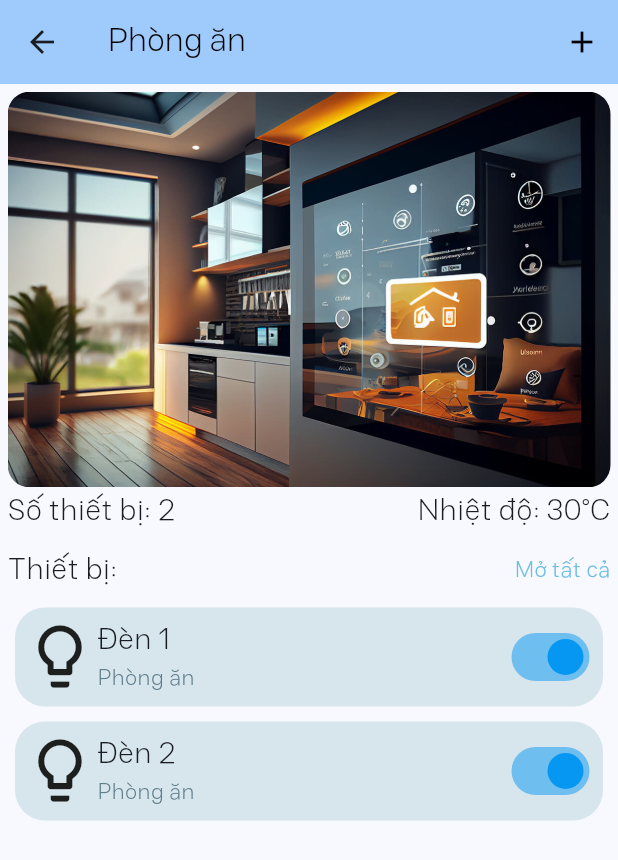
After one commit to vongola-le/DoAn_Nhung, a Flutter app: the screen it shows after launch, after a tap on "Phòng ăn", on a phone screen of 412 x 824 dp. The commit adds this screen. Shown: the top 860 px of the screen. Run offline on Flutter 3.47's test engine with Material 3 defaults, Android fonts, the light colour scheme and no system bars; our stand-ins replace carousel_slider.

Commit message:
update
Add room detail

```diff
--- a/DoAn/app_smart_house/lib/items/room_item.dart
+++ b/DoAn/app_smart_house/lib/items/room_item.dart
@@ -1,15 +1,22 @@
+import 'package:app_smart_house/model/room_detail.dart';
 import 'package:flutter/material.dart';
 
 // ignore: must_be_immutable
 class RoomItem extends StatelessWidget {
-  RoomItem({super.key, required this.name, this.sl = 0, this.tem = ""});
+  const RoomItem(
+      {super.key,
+      required this.name,
+      this.sl = 0,
+      this.tem = "",
+      required this.img});
   final name;
   final tem;
-  int sl;
+  final img;
+  final int sl;
   @override
   Widget build(BuildContext context) {
-    String tb1 = "Không có thiết bị nào đang được dùng";
-    String tb2 = "Có $sl thiết bị đang được sử dụng";
+    String tb1 = "Không có thiết bị";
+    String tb2 = "Có $sl thiết bị";
 
     return GestureDetector(
       child: Container(
@@ -21,14 +28,17 @@ class RoomItem extends StatelessWidget {
           padding: EdgeInsets.fromLTRB(0, 8, 0, 8),
           child: Column(
             children: [
-            ClipRRect(
+              Container(
+                height: 130,
+                child: ClipRRect(
                   borderRadius: BorderRadius.circular(20),
                   child: Image(
                     image: AssetImage(
-                  'assets/img/h1.jpg',
+                      img,
                     ),
-                fit: BoxFit.cover,
+                    fit: BoxFit.fill,
                     width: MediaQuery.of(context).size.width / 2,
+                  ),
                 ),
               ),
               Padding(
@@ -45,15 +55,31 @@ class RoomItem extends StatelessWidget {
                         Text(tem == "" ? tem : tem + "°C"),
                       ],
                     ),
+                    Row(
+                      children: [
                         Text(
                           sl != 0 ? tb2 : tb1,
                           style: TextStyle(color: Colors.blueGrey),
+                        ),
+                      ],
                     )
                   ],
-                ))
+                ),
+              )
             ],
           ),
         ),
-    ));
+      ),
+      onTap: () {
+        Navigator.popUntil(context, (route) => route.isFirst);
+        Navigator.push(
+          context,
+          MaterialPageRoute(
+            builder: (context) =>
+                RoomDetail(name: name, sl: sl, tem: tem, img: img),
+          ),
+        );
+      },
+    );
   }
 }
--- a/DoAn/app_smart_house/lib/model/home_screen.dart
+++ b/DoAn/app_smart_house/lib/model/home_screen.dart
@@ -58,10 +58,20 @@ class _HomeScreenState extends State<HomeScreen> {
                   name: "Phòng ăn",
                   tem: "30",
                   sl: 2,
+                  img: "assets/img/h1.jpg",
                 ),
-                RoomItem(name: "Phòng khách"),
-                RoomItem(name: "Phòng ngủ"),
-                RoomItem(name: "Phòng WC")
+                RoomItem(
+                  name: "Phòng khách",
+                  img: "assets/img/h3.jpg",
+                ),
+                RoomItem(
+                  name: "Phòng ngủ",
+                  img: "assets/img/h1.jpg",
+                ),
+                RoomItem(
+                  name: "Phòng WC",
+                  img: "assets/img/h2.jpg",
+                )
               ]),
           Padding(
             padding: EdgeInsets.fromLTRB(5, 5, 5, 0),
--- /dev/null
+++ b/DoAn/app_smart_house/lib/model/room_detail.dart
@@ -0,0 +1,110 @@
+import 'package:app_smart_house/items/device_item.dart';
+import 'package:flutter/material.dart';
+
+class RoomDetail extends StatefulWidget {
+  const RoomDetail(
+      {super.key,
+      required this.name,
+      this.tem = "",
+      this.sl = 0,
+      required this.img});
+  final name;
+  final tem;
+  final img;
+  final int sl;
+
+  @override
+  State<RoomDetail> createState() => _RoomDetailState();
+}
+
+class _RoomDetailState extends State<RoomDetail> {
+  @override
+  Widget build(BuildContext context) {
+    return Scaffold(
+      appBar: AppBar(
+        backgroundColor: Theme.of(context).colorScheme.inversePrimary,
+        title: Text(
+          widget.name,
+          style: TextStyle(color: Colors.black),
+        ),
+        actions: [
+          IconButton(
+            onPressed: null,
+            icon: Icon(
+              Icons.add,
+              color: Colors.black,
+            ),
+            tooltip: "Thêm thiết bị",
+          )
+        ],
+      ),
+      body: Padding(
+        padding: EdgeInsets.fromLTRB(5, 5, 5, 0),
+        child: Column(
+          crossAxisAlignment: CrossAxisAlignment.center,
+          children: [
+            Container(
+              child: ClipRRect(
+                child: Image(
+                  image: AssetImage(widget.img),
+                  fit: BoxFit.cover,
+                ),
+                borderRadius: BorderRadius.circular(15),
+              ),
+            ),
+            Padding(
+              padding: EdgeInsets.fromLTRB(0, 2, 0, 5),
+              child: Row(
+                mainAxisAlignment: MainAxisAlignment.spaceBetween,
+                children: [
+                  Text(
+                    "Số thiết bị: ${widget.sl}",
+                    style: TextStyle(fontSize: 20),
+                  ),
+                  Text(
+                    widget.tem == "" ? widget.tem : "Nhiệt độ: ${widget.tem}°C",
+                    style: TextStyle(fontSize: 20),
+                  ),
+                ],
+              ),
+            ),
+            Padding(
+              padding: EdgeInsets.fromLTRB(0, 5, 0, 5),
+              child: Row(
+                mainAxisAlignment: MainAxisAlignment.spaceBetween,
+                children: [
+                  Text(
+                    "Thiết bị:",
+                    style: TextStyle(fontSize: 20),
+                  ),
+                  GestureDetector(
+                    child: Text(
+                      "Mở tất cả",
+                      style: TextStyle(
+                          fontSize: 15,
+                          color: Color.fromARGB(255, 106, 189, 228)),
+                    ),
+                  )
+                ],
+              ),
+            ),
+            Expanded(
+              child: SingleChildScrollView(
+                child: Column(
+                  children: List.generate(
+                    widget.sl,
+                    (index) => DeviceItem(
+                      name: "Đèn ${index + 1}",
+                      room: "Phòng ăn",
+                      light: true,
+                    ),
+                  ),
+                ),
+              ),
+            ),
+          ],
+        ),
+      ),
+    );
+  }
+}
--- a/DoAn/app_smart_house/pubspec.yaml
+++ b/DoAn/app_smart_house/pubspec.yaml
@@ -64,7 +64,7 @@ flutter:
   #   - images/a_dot_burr.jpeg
   #   - images/a_dot_ham.jpeg
       - assets/img/h1.jpg
-      - assets/img/h2.png
+      - assets/img/h2.jpg
       - assets/img/h3.jpg
 
 
```
Also changed, not shown: DoAn/app_smart_house/assets/img/h2.jpg (renamed from DoAn/app_smart_house/assets/img/h2.png). Lines whose indentation alone changed are shown as unchanged.
